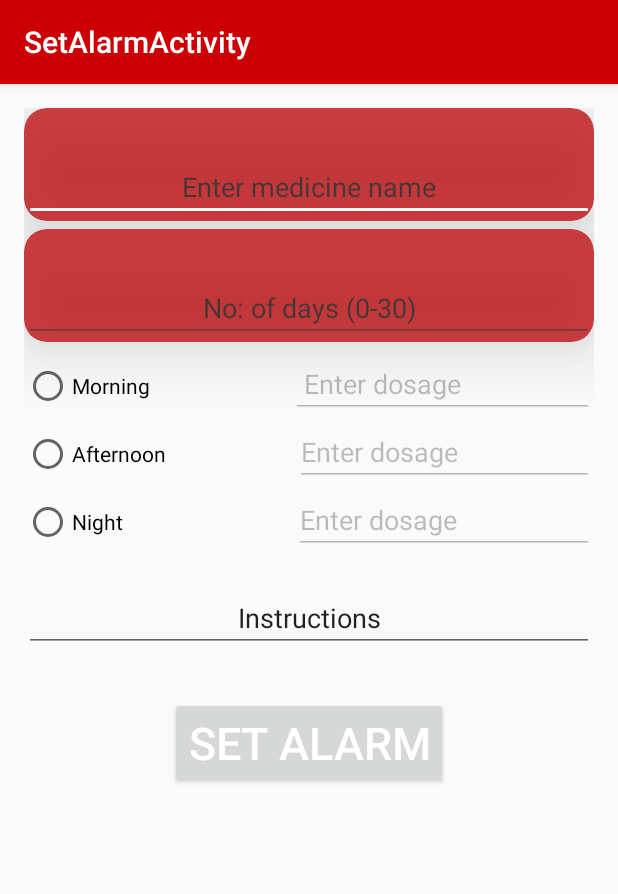
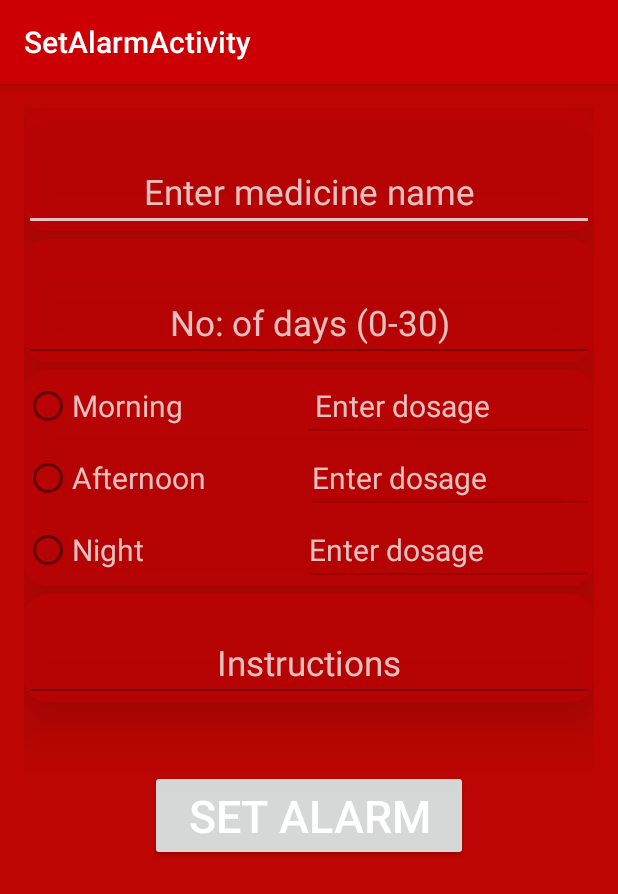
Before and after one commit to dheerajr17/MedTime2, an Android app: the SetAlarmActivity screen opened directly, with no data from a screen before it, on a phone screen of 412 x 824 dp. Shown: the top 894 px of the screen. Run offline under Robolectric (Android 15) with nearby library versions, the phone set to English and light mode, and no system bars; libraries missing offline, so code that uses them is left out: info.hoang8f.widget; plain views replace FButton; 2 statements that could not run were skipped.

Commit message:
i changed the background

```diff
--- a/app/src/main/res/layout/content_main.xml
+++ b/app/src/main/res/layout/content_main.xml
@@ -1,19 +1,9 @@
 <?xml version="1.0" encoding="utf-8"?>
-<android.support.v7.widget.CardView
-    android:layout_marginBottom="20dp"
-
-    xmlns:android="http://schemas.android.com/apk/res/android"
-    xmlns:card_view="http://schemas.android.com/apk/res-auto"
-    android:layout_width="match_parent"
-    android:layout_height="wrap_content"
-    card_view:cardBackgroundColor="#BD0306"
-    card_view:cardCornerRadius="15dp"
-    card_view:cardElevation="25dp">>
 <LinearLayout xmlns:android="http://schemas.android.com/apk/res/android"
     xmlns:tools="http://schemas.android.com/tools"
     android:orientation="vertical"
     android:padding="115sp"
-    android:background="#BD0306"
+    android:background="@drawable/sunray"
     xmlns:app="http://schemas.android.com/apk/res-auto" android:layout_width="match_parent"
     android:layout_height="match_parent" android:paddingLeft="@dimen/activity_horizontal_margin"
     android:paddingRight="@dimen/activity_horizontal_margin"
@@ -23,6 +13,7 @@
     xmlns:fbutton="http://schemas.android.com/apk/res-auto"
     tools:showIn="@layout/activity_main" tools:context=".MainActivity">
     <info.hoang8f.widget.FButton
+        android:layout_marginTop="150dp"
         android:id="@+id/mainLogin"
         android:layout_width="wrap_content"
         android:layout_height="wrap_content"
@@ -31,7 +22,6 @@
         android:paddingLeft="18.5dp"
         android:text="Login"
         android:textSize="40sp"
-        android:layout_gravity="center"
         fbutton:buttonColor="@color/button"
         fbutton:shadowColor="#027008"
         fbutton:shadowEnabled="true"
@@ -101,4 +91,6 @@
         android:layout_below="@+id/mainSkip"
         android:layout_centerHorizontal="true" />-->
 </LinearLayout>
+<!--
 </android.support.v7.widget.CardView>
+-->
--- a/app/src/main/res/layout/content_set_alarm.xml
+++ b/app/src/main/res/layout/content_set_alarm.xml
@@ -2,6 +2,7 @@
 <LinearLayout xmlns:android="http://schemas.android.com/apk/res/android"
     xmlns:tools="http://schemas.android.com/tools"
     android:orientation="vertical"
+    android:background="#BD0603"
     xmlns:fbutton="http://schemas.android.com/apk/res-auto"
     xmlns:app="http://schemas.android.com/apk/res-auto" android:layout_width="match_parent"
     android:layout_height="match_parent" android:paddingLeft="@dimen/activity_horizontal_margin"
@@ -22,6 +23,8 @@
         card_view:cardElevation="25dp">
     >
     <EditText
+        android:textSize="23sp"
+        android:textColor="#FFFFFF"
         android:paddingTop="40dp"
         android:layout_width="match_parent"
         android:layout_height="wrap_content"
@@ -44,14 +47,27 @@
     >
     <EditText
         android:paddingTop="40dp"
+        android:textColor="#FFFFFF"
         android:layout_width="match_parent"
         android:layout_height="wrap_content"
         android:text="No: of days (0-30)"
+        android:textSize="23sp"
         android:gravity="center"
         android:id="@+id/medDays"
         android:layout_gravity="center"
         />
     </android.support.v7.widget.CardView>
+    <android.support.v7.widget.CardView
+        android:layout_marginBottom="5dp"
+        xmlns:android="http://schemas.android.com/apk/res/android"
+        xmlns:card_view="http://schemas.android.com/apk/res-auto"
+        android:layout_width="match_parent"
+        android:layout_height="wrap_content"
+        android:alpha="0.75"
+        card_view:cardBackgroundColor="#BD0306"
+        card_view:cardCornerRadius="15dp"
+        card_view:cardElevation="25dp">
+    >
     <LinearLayout
         android:orientation="vertical"
         android:layout_width="match_parent"
@@ -62,12 +78,16 @@
             android:layout_width="match_parent"
             android:layout_height="wrap_content">
             <RadioButton
+                android:textSize="20sp"
+                android:textColor="#FFFFFF"
             android:layout_width="wrap_content"
             android:layout_height="wrap_content"
             android:layout_weight="3"
             android:id="@+id/morning"
             android:text="Morning   "/>
             <EditText
+                android:textSize="20sp"
+                android:textColor="#FFFFFF"
                 android:layout_width="wrap_content"
                 android:layout_height="wrap_content"
                 android:layout_weight="3"
@@ -79,6 +99,8 @@
             android:layout_width="match_parent"
             android:layout_height="wrap_content">
         <RadioButton
+            android:textSize="20sp"
+            android:textColor="#FFFFFF"
 
             android:layout_width="wrap_content"
             android:layout_height="wrap_content"
@@ -87,6 +109,8 @@
             android:text="Afternoon"
             android:checked="false" />
             <EditText
+                android:textSize="20sp"
+                android:textColor="#FFFFFF"
                 android:layout_width="wrap_content"
                 android:layout_height="wrap_content"
                 android:id="@+id/dosage2"
@@ -98,6 +122,8 @@
                 android:layout_width="match_parent"
                 android:layout_height="wrap_content">
         <RadioButton
+            android:textSize="20sp"
+            android:textColor="#FFFFFF"
 
             android:layout_width="wrap_content"
             android:layout_height="wrap_content"
@@ -105,6 +131,8 @@
             android:layout_weight="3"
             android:id="@+id/night"/>
                 <EditText
+                    android:textSize="20sp"
+                    android:textColor="#FFFFFF"
                     android:layout_width="wrap_content"
                     android:layout_height="wrap_content"
                     android:id="@+id/dosage3"
@@ -113,7 +141,21 @@
             </LinearLayout>
 
     </LinearLayout>
+    </android.support.v7.widget.CardView>
+    <android.support.v7.widget.CardView
+        android:layout_marginBottom="5dp"
+        xmlns:android="http://schemas.android.com/apk/res/android"
+        xmlns:card_view="http://schemas.android.com/apk/res-auto"
+        android:layout_width="match_parent"
+        android:layout_height="wrap_content"
+        android:alpha="0.75"
+        card_view:cardBackgroundColor="#BD0306"
+        card_view:cardCornerRadius="15dp"
+        card_view:cardElevation="25dp">
+    >
     <EditText
+        android:textSize="23sp"
+        android:textColor="#FFFFFF"
 
         android:paddingTop="30dp"
         android:layout_width="match_parent"
@@ -123,22 +165,26 @@
         android:gravity="center"
         android:layout_gravity="center"
         />
+    </android.support.v7.widget.CardView>
 
 
     <info.hoang8f.widget.FButton
-        android:layout_marginTop="30dp"
+        android:layout_marginTop="40dp"
         android:id="@+id/setAlarm"
         android:layout_width="wrap_content"
         android:layout_height="wrap_content"
         android:textColor="#FFFFFF"
+        fbutton:cornerRadius="20dp"
         android:text="Set Alarm"
         android:textSize="30sp"
+        android:paddingRight="25dp"
+        android:paddingLeft="25dp"
         android:layout_gravity="center"
         fbutton:buttonColor="@color/button"
-        fbutton:shadowColor="@color/buttonShadow"
+        fbutton:shadowColor="#027008"
         fbutton:shadowEnabled="true"
         fbutton:shadowHeight="5dp"
-        fbutton:cornerRadius="10dp"
+
         />
 
 </LinearLayout>
```
Also changed, not shown: 1 other file.
